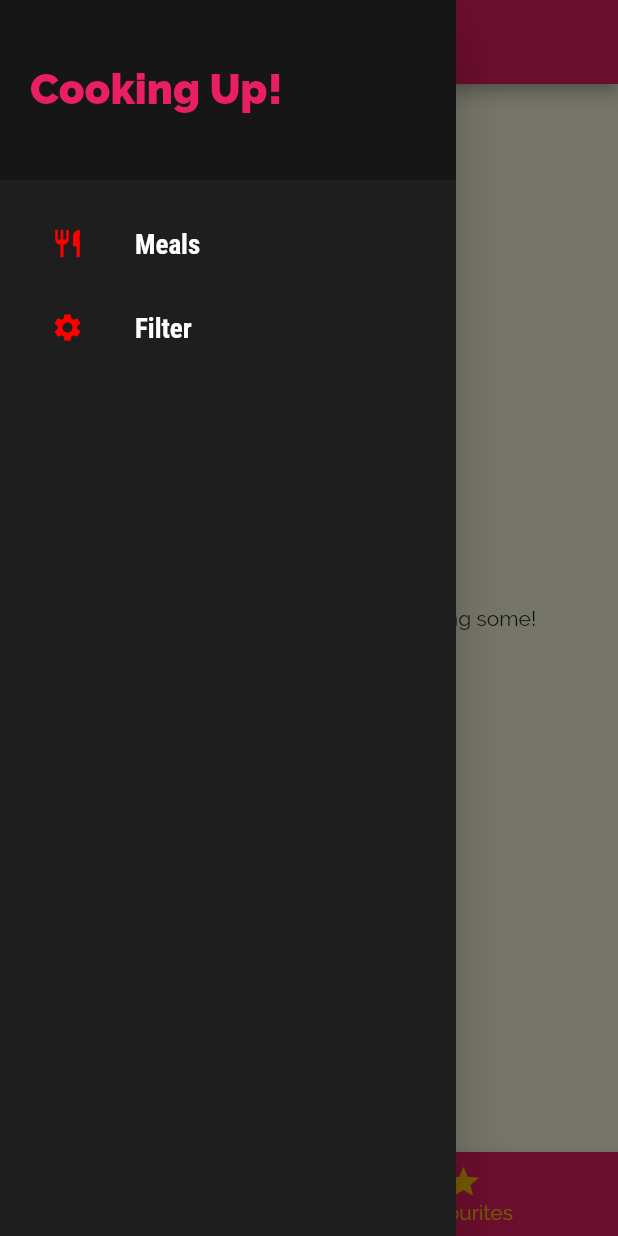
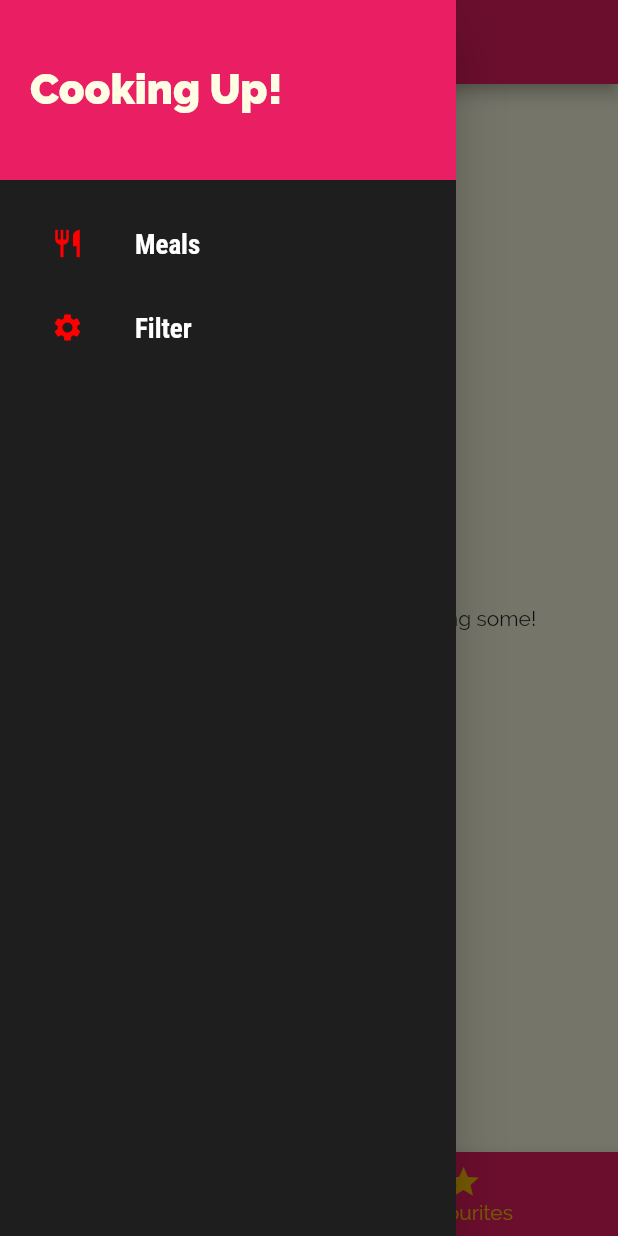
Before and after one commit to devraselhossen/meals_app, a Flutter app: the screen it shows after launch, item 2 of the bottom bar chosen, with the side drawer open, on a phone screen of 412 x 824 dp. Run offline on Flutter 3.47's test engine with Material 2 defaults, Android fonts, the phone set to English and light mode, and no system bars.

Commit message:
compleate all

```diff
--- a/lib/main.dart
+++ b/lib/main.dart
@@ -1,8 +1,7 @@
-// ignore_for_file: prefer_const_constructors, deprecated_member_use
+// ignore_for_file: prefer_const_constructors, deprecated_member_use, prefer_final_fields
 
 import 'package:flutter/material.dart';
 import 'package:meals_app/data/dummy_data.dart';
-
 import 'model/meal.dart';
 import 'screen/category_meals_screen.dart';
 import 'screen/filter_screen.dart';
@@ -28,14 +27,14 @@ class _MyAppState extends State<MyApp> {
     "vegartian": false
   };
 
-  List<FoodModel> availableMeals = FOOD_DATA;
-  // List<FoodModel> ?favouritesMeals;
+  List<FoodModel> _availableMeals = FOOD_DATA;
+  List<FoodModel> _favouritesMeals = [];
 
   void _setFilters(Map<String, bool> filterData) {
     setState(() {
       _filters = filterData;
 
-      availableMeals = FOOD_DATA.where(
+      _availableMeals = FOOD_DATA.where(
         (meal) {
           if (_filters["gluten"]! && !meal.isGlutenFree) {
             return false;
@@ -53,6 +52,25 @@ class _MyAppState extends State<MyApp> {
         },
       ).toList();
     });
+  }
+
+  void _toogleFavourite(String mealId) {
+    final existingMeal =
+        _favouritesMeals.indexWhere((meal) => meal.id == mealId);
+    if (existingMeal >= 0) {
+      setState(() {
+        _favouritesMeals.removeAt(existingMeal);
+      });
+    }
+    else {
+      setState(() {
+        _favouritesMeals.add(FOOD_DATA.firstWhere((meal) => meal.id == mealId));
+      });
+    }
+  }
+
+  bool _isMealFavourite(String id) {
+    return _favouritesMeals.any((meal) => meal.id == id);
   }
 
   @override
@@ -77,11 +95,11 @@ class _MyAppState extends State<MyApp> {
       ),
       // home: TabsScreen(),
       routes: {
-        '/': (ctx) => TabsScreen(),
+        '/': (ctx) => TabsScreen(_favouritesMeals),
         CategoryMealsScreen.routeName: (_) =>
-            CategoryMealsScreen(availableMeals),
-        MealDetailScreen.routeName: (_) => MealDetailScreen(),
-        FilterScreen.routeName: (_) => FilterScreen(_setFilters,_filters),
+            CategoryMealsScreen(_availableMeals),
+        MealDetailScreen.routeName: (_) => MealDetailScreen(_toogleFavourite, _isMealFavourite),
+        FilterScreen.routeName: (_) => FilterScreen(_setFilters, _filters),
       },
     );
   }
--- a/lib/screen/category_meals_screen.dart
+++ b/lib/screen/category_meals_screen.dart
@@ -1,10 +1,7 @@
 // ignore_for_file: prefer_const_constructors, prefer_const_constructors_in_immutables, use_key_in_widget_constructors
 
 import 'package:flutter/material.dart';
-import 'package:meals_app/data/dummy_data.dart';
 import 'package:meals_app/widget/meal_item.dart';
-
-import '../data/dummy_data.dart';
 import '../model/meal.dart';
 
 class CategoryMealsScreen extends StatefulWidget {
@@ -66,7 +63,6 @@ class _CategoryMealsScreenState extends State<CategoryMealsScreen> {
                 complexity: displayedMeals![index].complexity,
                 affordability: displayedMeals![index].affordability,
                 id: displayedMeals![index].id,
-                removeItem: _removeMeal,
               );
             }));
   }
--- a/lib/screen/category_screen.dart
+++ b/lib/screen/category_screen.dart
@@ -1,7 +1,6 @@
 // ignore_for_file: prefer_const_constructors
 
 import 'package:flutter/material.dart';
-
 import '../widget/category_item.dart';
 import '../data/dummy_data.dart';
 
--- a/lib/screen/favourite_screen.dart
+++ b/lib/screen/favourite_screen.dart
@@ -1,11 +1,33 @@
 // ignore_for_file: use_key_in_widget_constructors, prefer_const_constructors
 
 import 'package:flutter/material.dart';
+import '../model/meal.dart';
+import '../widget/meal_item.dart';
 
 class FavouriteScreen extends StatelessWidget {
 
+  final List<FoodModel> favouriteMeal;
+
+  FavouriteScreen(this.favouriteMeal);
+
   @override
   Widget build(BuildContext context) {
-    return Center(child: Text("You have no favourites yet - start adding some!"));
+    if (favouriteMeal.isEmpty) {
+      return Center(child: Text("You have no favourites yet - start adding some!"));
+    }
+    else{
+      return ListView.builder(
+            itemCount: favouriteMeal.length,
+            itemBuilder: (context, index) {
+              return MealItem(
+                title: favouriteMeal[index].title,
+                imageUrl: favouriteMeal[index].imageUrl,
+                duration: favouriteMeal[index].duration,
+                complexity: favouriteMeal[index].complexity,
+                affordability: favouriteMeal[index].affordability,
+                id: favouriteMeal[index].id,
+              );
+            });
+    }
   }
 }
--- a/lib/screen/filter_screen.dart
+++ b/lib/screen/filter_screen.dart
@@ -1,7 +1,6 @@
 // ignore_for_file: use_key_in_widget_constructors, prefer_const_constructors
 
 import 'package:flutter/material.dart';
-
 import '../widget/main_drawer.dart';
 
 class FilterScreen extends StatefulWidget {
--- a/lib/screen/tabs_screen.dart
+++ b/lib/screen/tabs_screen.dart
@@ -1,22 +1,36 @@
 // ignore_for_file: prefer_const_literals_to_create_immutables, prefer_const_constructors, unused_field
 
 import 'package:flutter/material.dart';
+import '../model/meal.dart';
 import '../widget/main_drawer.dart';
 import 'category_screen.dart';
 import 'favourite_screen.dart';
 
 class TabsScreen extends StatefulWidget {
+  final List<FoodModel> favouriteMeals;
+
+  TabsScreen(this.favouriteMeals);
+
   @override
   State<TabsScreen> createState() => _TabsScreenState();
 }
 
 class _TabsScreenState extends State<TabsScreen> {
-  final List<Map<String, dynamic>> _pages = [
-    {'page': CategoryesScreen(), 'title': 'Categories'},
-    {'page': FavouriteScreen(), 'title': 'Your Favourite'}
-  ];
+  List<Map<String, dynamic>>? _pages;
 
   int _selectedPageIndex = 0;
+
+  @override
+  void initState() {
+    _pages = [
+      {'page': CategoryesScreen(), 'title': 'Categories'},
+      {
+        'page': FavouriteScreen(widget.favouriteMeals),
+        'title': 'Your Favourite'
+      }
+    ];
+    super.initState();
+  }
 
   void _selectPage(int index) {
     setState(() {
@@ -28,10 +42,10 @@ class _TabsScreenState extends State<TabsScreen> {
   Widget build(BuildContext context) {
     return Scaffold(
       appBar: AppBar(
-        title: Text(_pages[_selectedPageIndex]['title']),
+        title: Text(_pages![_selectedPageIndex]['title']),
       ),
       drawer: MainDrawer(),
-      body: _pages[_selectedPageIndex]['page'],
+      body: _pages![_selectedPageIndex]['page'],
       bottomNavigationBar: BottomNavigationBar(
         backgroundColor: Theme.of(context).primaryColor,
         selectedItemColor: Theme.of(context).accentColor,
--- a/lib/widget/category_item.dart
+++ b/lib/widget/category_item.dart
@@ -1,7 +1,6 @@
 // ignore_for_file: prefer_const_constructors_in_immutables, use_key_in_widget_constructors, prefer_const_literals_to_create_immutables, prefer_const_constructors
 
 import 'package:flutter/material.dart';
-
 import '../screen/category_meals_screen.dart';
 
 
--- a/lib/widget/main_drawer.dart
+++ b/lib/widget/main_drawer.dart
@@ -45,13 +45,13 @@ class MainDrawer extends StatelessWidget {
             width: double.infinity,
             padding: EdgeInsets.all(20),
             alignment: Alignment.centerLeft,
-            color: Colors.black26,
+            color: Theme.of(context).primaryColor,
             child: Text(
               "Cooking Up!",
               style: TextStyle(
                 fontWeight: FontWeight.w900,
                 fontSize: 28,
-                color: Theme.of(context).primaryColor,
+                color: Theme.of(context).canvasColor,
               ),
             ),
           ),
--- a/lib/widget/meal_item.dart
+++ b/lib/widget/meal_item.dart
@@ -2,7 +2,6 @@
 
 import 'package:flutter/material.dart';
 import 'package:meals_app/screen/meal_detail_screen.dart';
-
 import '../model/meal.dart';
 
 class MealItem extends StatelessWidget {
@@ -12,7 +11,6 @@ class MealItem extends StatelessWidget {
   final int duration;
   final Complexity complexity;
   final Affordability affordability;
-  final removeItem;
 
   MealItem({
     required this.id,
@@ -21,7 +19,6 @@ class MealItem extends StatelessWidget {
     required this.duration,
     required this.complexity,
     required this.affordability,
-    required this.removeItem,
   });
 
   void _selectMeal(BuildContext context) {
@@ -29,7 +26,7 @@ class MealItem extends StatelessWidget {
         .pushNamed(MealDetailScreen.routeName, arguments: id)
         .then((value) {
       if (value != null) {
-        removeItem(value);
+        //removeItem(value);
       }
     });
   }
```
Also changed, not shown: lib/screen/meal_detail_screen.dart (+10 -4 lines).
